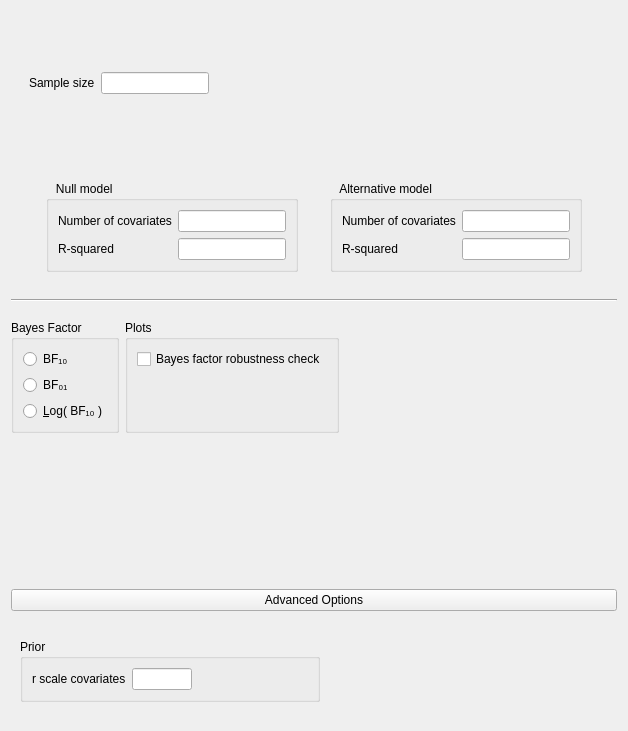
Old version of the form JASP-Desktop/analysisforms/SummaryStatistics/summarystatsregressionlinearbayesianform.ui in the repository jasp-stats/jasp-desktop.
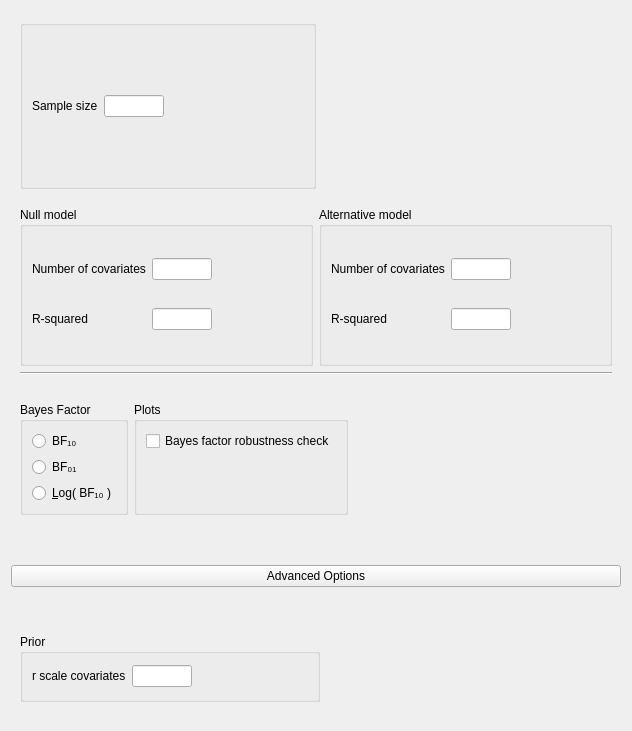
New version of the form. Custom widgets are drawn as their Qt base class.

Commit message: allow specification of null and alternative models

What changed in the file:
```diff
--- a/JASP-Desktop/analysisforms/SummaryStatistics/summarystatsregressionlinearbayesianform.ui
+++ b/JASP-Desktop/analysisforms/SummaryStatistics/summarystatsregressionlinearbayesianform.ui
@@ -6,7 +6,7 @@
    <rect>
     <x>0</x>
     <y>0</y>
-    <width>628</width>
+    <width>632</width>
     <height>731</height>
    </rect>
   </property>
@@ -23,6 +23,135 @@
    <property name="verticalSpacing">
     <number>0</number>
    </property>
+   <item row="3" column="0">
+    <widget class="QWidget" name="topWidget" native="true">
+     <property name="sizePolicy">
+      <sizepolicy hsizetype="Preferred" vsizetype="Fixed">
+       <horstretch>0</horstretch>
+       <verstretch>0</verstretch>
+      </sizepolicy>
+     </property>
+     <layout class="QGridLayout" name="gridLayout_3">
+      <property name="leftMargin">
+       <number>0</number>
+      </property>
+      <property name="topMargin">
+       <number>0</number>
+      </property>
+      <property name="rightMargin">
+       <number>0</number>
+      </property>
+      <property name="verticalSpacing">
+       <number>3</number>
+      </property>
+      <item row="1" column="0">
+       <widget class="QWidget" name="widget_4" native="true">
+        <layout class="QGridLayout" name="gridLayout_5">
+         <item row="1" column="0">
+          <widget class="QWidget" name="widget_12" native="true">
+           <property name="sizePolicy">
+            <sizepolicy hsizetype="Fixed" vsizetype="Fixed">
+             <horstretch>0</horstretch>
+             <verstretch>0</verstretch>
+            </sizepolicy>
+           </property>
+           <layout class="QGridLayout" name="gridLayout_4">
+            <property name="leftMargin">
+             <number>0</number>
+            </property>
+            <property name="rightMargin">
+             <number>0</number>
+            </property>
+            <property name="bottomMargin">
+             <number>0</number>
+            </property>
+            <item row="1" column="1">
+             <widget class="GroupBox" name="plots">
+              <property name="title">
+               <string>Plots</string>
+              </property>
+              <layout class="QGridLayout" name="gridLayout_8">
+               <item row="0" column="0" colspan="2">
+                <widget class="BoundCheckBox" name="plotBayesFactorRobustness">
+                 <property name="text">
+                  <string>Bayes factor robustness check</string>
+                 </property>
+                </widget>
+               </item>
+               <item row="1" column="1">
+                <spacer name="verticalSpacer_4">
+                 <property name="orientation">
+                  <enum>Qt::Vertical</enum>
+                 </property>
+                 <property name="sizeHint" stdset="0">
+                  <size>
+                   <width>20</width>
+                   <height>40</height>
+                  </size>
+                 </property>
+                </spacer>
+               </item>
+              </layout>
+             </widget>
+            </item>
+            <item row="1" column="0">
+             <widget class="BoundGroupBox" name="bayesFactorType">
+              <property name="title">
+               <string>Bayes Factor</string>
+              </property>
+              <property name="flat">
+               <bool>false</bool>
+              </property>
+              <layout class="QGridLayout" name="gridLayout_13">
+               <item row="1" column="0">
+                <widget class="QRadioButton" name="_2">
+                 <property name="text">
+                  <string>BF₀₁</string>
+                 </property>
+                </widget>
+               </item>
+               <item row="0" column="0">
+                <widget class="QRadioButton" name="_1">
+                 <property name="text">
+                  <string>BF₁₀</string>
+                 </property>
+                </widget>
+               </item>
+               <item row="2" column="0">
+                <widget class="QRadioButton" name="_3">
+                 <property name="text">
+                  <string>&amp;Log( BF₁₀ )</string>
+                 </property>
+                </widget>
+               </item>
+              </layout>
+             </widget>
+            </item>
+           </layout>
+          </widget>
+         </item>
+         <item row="1" column="1">
+          <spacer name="horizontalSpacer_5">
+           <property name="orientation">
+            <enum>Qt::Horizontal</enum>
+           </property>
+           <property name="sizeHint" stdset="0">
+            <size>
+             <width>40</width>
+             <height>20</height>
+            </size>
+           </property>
+          </spacer>
+         </item>
+        </layout>
+        <zorder>widget_12</zorder>
+        <zorder>topWidget</zorder>
+        <zorder>horizontalSpacer_5</zorder>
+       </widget>
+      </item>
+     </layout>
+    </widget>
+   </item>
    <item row="6" column="0">
     <widget class="QWidget" name="advancedBox" native="true">
      <layout class="QGridLayout" name="gridLayout_2">
@@ -139,78 +268,57 @@
      </layout>
     </widget>
    </item>
-   <item row="2" column="0">
-    <widget class="Line" name="line">
-     <property name="orientation">
-      <enum>Qt::Horizontal</enum>
-     </property>
-    </widget>
-   </item>
-   <item row="5" column="0">
-    <widget class="QWidget" name="widget_11" native="true">
-     <layout class="QGridLayout" name="gridLayout_6">
-      <property name="leftMargin">
-       <number>0</number>
-      </property>
-      <property name="topMargin">
-       <number>0</number>
-      </property>
-      <property name="rightMargin">
-       <number>0</number>
-      </property>
-      <property name="bottomMargin">
-       <number>0</number>
-      </property>
-      <property name="verticalSpacing">
-       <number>0</number>
-      </property>
-      <item row="0" column="0">
-       <widget class="QWidget" name="widget_10" native="true">
-        <property name="sizePolicy">
-         <sizepolicy hsizetype="Preferred" vsizetype="Preferred">
-          <horstretch>0</horstretch>
-          <verstretch>0</verstretch>
-         </sizepolicy>
+   <item row="0" column="0">
+    <widget class="QWidget" name="inputBox" native="true">
+     <layout class="QGridLayout" name="gridLayout_10">
+      <item row="0" column="1">
+       <widget class="BoundGroupBox" name="sampleSizeInputBox">
+        <property name="title">
+         <string/>
         </property>
-        <layout class="QGridLayout" name="gridLayout_32"/>
+        <layout class="QGridLayout" name="gridLayout_25">
+         <item row="0" column="0">
+          <widget class="QLabel" name="label_11">
+           <property name="text">
+            <string>Sample size</string>
+           </property>
+          </widget>
+         </item>
+         <item row="0" column="1">
+          <widget class="BoundTextBox" name="sampleSize">
+           <property name="maximumSize">
+            <size>
+             <width>60</width>
+             <height>16777215</height>
+            </size>
+           </property>
+          </widget>
+         </item>
+         <item row="0" column="2">
+          <spacer name="horizontalSpacer_4">
+           <property name="orientation">
+            <enum>Qt::Horizontal</enum>
+           </property>
+           <property name="sizeHint" stdset="0">
+            <size>
+             <width>40</width>
+             <height>20</height>
+            </size>
+           </property>
+          </spacer>
+         </item>
+        </layout>
        </widget>
       </item>
-     </layout>
-    </widget>
-   </item>
-   <item row="3" column="0">
-    <widget class="QWidget" name="topWidget" native="true">
-     <property name="sizePolicy">
-      <sizepolicy hsizetype="Preferred" vsizetype="Fixed">
-       <horstretch>0</horstretch>
-       <verstretch>0</verstretch>
-      </sizepolicy>
-     </property>
-     <layout class="QGridLayout" name="gridLayout_3">
-      <property name="leftMargin">
-       <number>0</number>
-      </property>
-      <property name="topMargin">
-       <number>0</number>
-      </property>
-      <property name="rightMargin">
-       <number>0</number>
-      </property>
-      <property name="verticalSpacing">
-       <number>3</number>
-      </property>
-      <item row="0" column="1">
-       <spacer name="verticalSpacer_3">
+      <item row="0" column="2">
+       <spacer name="horizontalSpacer_2">
         <property name="orientation">
-         <enum>Qt::Vertical</enum>
-        </property>
-        <property name="sizeType">
-         <enum>QSizePolicy::Expanding</enum>
+         <enum>Qt::Horizontal</enum>
         </property>
         <property name="sizeHint" stdset="0">
          <size>
-          <width>20</width>
-          <height>0</height>
+          <width>40</width>
+          <height>20</height>
          </size>
         </property>
        </spacer>
@@ -218,271 +326,163 @@
      </layout>
     </widget>
    </item>
-   <item row="4" column="0">
-    <widget class="QWidget" name="widget_12" native="true">
-     <property name="sizePolicy">
-      <sizepolicy hsizetype="Fixed" vsizetype="Fixed">
-       <horstretch>0</horstretch>
-       <verstretch>0</verstretch>
-      </sizepolicy>
-     </property>
-     <layout class="QGridLayout" name="gridLayout_4">
-      <property name="leftMargin">
-       <number>0</number>
-      </property>
-      <property name="rightMargin">
-       <number>0</number>
-      </property>
-      <property name="bottomMargin">
-       <number>0</number>
-      </property>
-      <item row="1" column="1">
-       <widget class="GroupBox" name="groupBox_3">
-        <property name="title">
-         <string>Plots</string>
-        </property>
-        <layout class="QGridLayout" name="gridLayout_8">
-         <item row="0" column="0" colspan="2">
-          <widget class="BoundCheckBox" name="plotBayesFactorRobustness">
-           <property name="text">
-            <string>Bayes factor robustness check</string>
-           </property>
-          </widget>
-         </item>
-         <item row="1" column="1">
-          <spacer name="verticalSpacer_4">
-           <property name="orientation">
-            <enum>Qt::Vertical</enum>
-           </property>
-           <property name="sizeHint" stdset="0">
-            <size>
-             <width>20</width>
-             <height>40</height>
-            </size>
-           </property>
-          </spacer>
-         </item>
-        </layout>
-       </widget>
-      </item>
-      <item row="1" column="0">
-       <widget class="BoundGroupBox" name="bayesFactorType">
-        <property name="title">
-         <string>Bayes Factor</string>
-        </property>
-        <property name="flat">
-         <bool>false</bool>
-        </property>
-        <layout class="QGridLayout" name="gridLayout_13">
-         <item row="1" column="0">
-          <widget class="QRadioButton" name="_2">
-           <property name="text">
-            <string>BF₀₁</string>
-           </property>
-          </widget>
-         </item>
-         <item row="0" column="0">
-          <widget class="QRadioButton" name="_1">
-           <property name="text">
-            <string>BF₁₀</string>
-           </property>
-          </widget>
-         </item>
-         <item row="2" column="0">
-          <widget class="QRadioButton" name="_3">
-           <property name="text">
-            <string>&amp;Log( BF₁₀ )</string>
-           </property>
-          </widget>
-         </item>
-        </layout>
-       </widget>
-      </item>
-     </layout>
-    </widget>
-   </item>
    <item row="1" column="0">
     <widget class="QWidget" name="widget" native="true">
      <layout class="QGridLayout" name="gridLayout_11">
-      <item row="0" column="1">
-       <layout class="QGridLayout" name="gridLayout_20">
-        <item row="0" column="0">
-         <widget class="BoundGroupBox" name="groupBox_7">
-          <property name="sizePolicy">
-           <sizepolicy hsizetype="Fixed" vsizetype="Fixed">
-            <horstretch>0</horstretch>
-            <verstretch>0</verstretch>
-           </sizepolicy>
-          </property>
-          <property name="title">
-           <string>   Alternative model</string>
-          </property>
-          <layout class="QGridLayout" name="gridLayout_21">
-           <item row="0" column="0">
-            <layout class="QGridLayout" name="gridLayout_15">
-             <item row="0" column="0">
-              <layout class="QVBoxLayout" name="verticalLayout_8">
-               <item>
-                <widget class="QLabel" name="label_8">
-                 <property name="text">
-                  <string>Number of covariates</string>
-                 </property>
-                </widget>
-               </item>
-               <item>
-                <widget class="QLabel" name="label_9">
-                 <property name="text">
-                  <string>R-squared</string>
-                 </property>
-                </widget>
-               </item>
-              </layout>
-             </item>
-            </layout>
-           </item>
-           <item row="0" column="1">
-            <layout class="QGridLayout" name="gridLayout_22">
-             <item row="0" column="0">
-              <layout class="QVBoxLayout" name="verticalLayout_9">
-               <item>
-                <widget class="BoundTextBox" name="numberOfCovariatesAlternative"/>
-               </item>
-               <item>
-                <widget class="BoundTextBox" name="unadjustedRSquaredAlternative"/>
-               </item>
-              </layout>
-             </item>
-            </layout>
-           </item>
-          </layout>
-         </widget>
-        </item>
-       </layout>
-      </item>
       <item row="0" column="0">
        <layout class="QGridLayout" name="gridLayout_12">
-        <item row="0" column="0">
-         <widget class="BoundGroupBox" name="groupBox_6">
-          <property name="sizePolicy">
-           <sizepolicy hsizetype="Fixed" vsizetype="Fixed">
-            <horstretch>0</horstretch>
-            <verstretch>0</verstretch>
-           </sizepolicy>
-          </property>
+        <item row="1" column="0">
+         <widget class="BoundGroupBox" name="nullModelGroupBox">
           <property name="title">
-           <string>   Null model</string>
+           <string>Null model</string>
           </property>
-          <layout class="QGridLayout" name="gridLayout_17">
+          <layout class="QGridLayout" name="gridLayout_26">
+           <item row="0" column="1">
+            <widget class="BoundTextBox" name="numberOfCovariatesNull">
+             <property name="maximumSize">
+              <size>
+               <width>60</width>
+               <height>16777215</height>
+              </size>
+             </property>
+            </widget>
+           </item>
+           <item row="0" column="2">
+            <spacer name="horizontalSpacer_6">
+             <property name="orientation">
+              <enum>Qt::Horizontal</enum>
+             </property>
+             <property name="sizeHint" stdset="0">
+              <size>
+               <width>40</width>
+               <height>20</height>
+              </size>
+             </property>
+            </spacer>
+           </item>
            <item row="0" column="0">
-            <layout class="QGridLayout" name="gridLayout_14">
-             <item row="0" column="0">
-              <layout class="QVBoxLayout" name="verticalLayout_6">
-               <item>
-                <widget class="QLabel" name="label_6">
-                 <property name="text">
-                  <string>Number of covariates</string>
-                 </property>
-                </widget>
-               </item>
-               <item>
-                <widget class="QLabel" name="label_7">
-                 <property name="text">
-                  <string>R-squared</string>
-                 </property>
-                </widget>
-               </item>
-              </layout>
-             </item>
-            </layout>
+            <widget class="QLabel" name="label_12">
+             <property name="text">
+              <string>Number of covariates</string>
+             </property>
+            </widget>
            </item>
+           <item row="1" column="0">
+            <widget class="QLabel" name="label">
+             <property name="text">
+              <string>R-squared</string>
+             </property>
+            </widget>
+           </item>
+           <item row="1" column="2">
+            <spacer name="horizontalSpacer_7">
+             <property name="orientation">
+              <enum>Qt::Horizontal</enum>
+             </property>
+             <property name="sizeHint" stdset="0">
+              <size>
+               <width>40</width>
+               <height>20</height>
+              </size>
+             </property>
+            </spacer>
+           </item>
+           <item row="1" column="1">
+            <widget class="BoundTextBox" name="unadjustedRSquaredNull">
+             <property name="maximumSize">
+              <size>
+               <width>60</width>
+               <height>16777215</height>
+              </size>
+             </property>
+            </widget>
+           </item>
+          </layout>
+         </widget>
+        </item>
+        <item row="1" column="1">
+         <widget class="BoundGroupBox" name="alternativeModelGroupBox">
+          <property name="title">
+           <string>Alternative model</string>
+          </property>
+          <layout class="QGridLayout" name="gridLayout_27">
            <item row="0" column="1">
-            <layout class="QGridLayout" name="gridLayout_18">
-             <item row="0" column="0">
-              <layout class="QVBoxLayout" name="verticalLayout_7">
-               <item>
-                <widget class="BoundTextBox" name="numberOfCovariatesNull"/>
-               </item>
-               <item>
-                <widget class="BoundTextBox" name="unadjustedRSquaredNull"/>
-               </item>
-              </layout>
-             </item>
-            </layout>
+            <widget class="BoundTextBox" name="numberOfCovariatesAlternative">
+             <property name="maximumSize">
+              <size>
+               <width>60</width>
+               <height>16777215</height>
+              </size>
+             </property>
+             <property name="text">
+              <string/>
+             </property>
+            </widget>
+           </item>
+           <item row="0" column="2">
+            <spacer name="horizontalSpacer_8">
+             <property name="orientation">
+              <enum>Qt::Horizontal</enum>
+             </property>
+             <property name="sizeHint" stdset="0">
+              <size>
+               <width>40</width>
+               <height>20</height>
+              </size>
+             </property>
+            </spacer>
+           </item>
+           <item row="0" column="0">
+            <widget class="QLabel" name="label_13">
+             <property name="text">
+              <string>Number of covariates</string>
+             </property>
+            </widget>
+           </item>
+           <item row="1" column="0">
+            <widget class="QLabel" name="label_2">
+             <property name="text">
+              <string>R-squared</string>
+             </property>
+            </widget>
+           </item>
+           <item row="1" column="2">
+            <spacer name="horizontalSpacer_9">
+             <property name="orientation">
+              <enum>Qt::Horizontal</enum>
+             </property>
+             <property name="sizeHint" stdset="0">
+              <size>
+               <width>40</width>
+               <height>20</height>
+              </size>
+             </property>
+            </spacer>
+           </item>
+           <item row="1" column="1">
+            <widget class="BoundTextBox" name="unadjustedRSquaredAlternative">
+             <property name="maximumSize">
+              <size>
+               <width>60</width>
+               <height>16777215</height>
+              </size>
+             </property>
+             <property name="text">
+              <string/>
+             </property>
+            </widget>
            </item>
           </layout>
          </widget>
         </item>
        </layout>
       </item>
-     </layout>
-    </widget>
-   </item>
-   <item row="0" column="0">
-    <widget class="QWidget" name="widget_3" native="true">
-     <layout class="QGridLayout" name="gridLayout_10">
-      <item row="0" column="0">
-       <layout class="QGridLayout" name="gridLayout_5">
-        <item row="0" column="0">
-         <layout class="QHBoxLayout" name="horizontalLayout">
-          <item>
-           <widget class="QWidget" name="widget_4" native="true">
-            <layout class="QGridLayout" name="gridLayout_23">
-             <item row="0" column="0">
-              <layout class="QGridLayout" name="gridLayout_16">
-               <item row="0" column="0">
-                <layout class="QHBoxLayout" name="horizontalLayout_2">
-                 <item>
-                  <widget class="QLabel" name="label">
-                   <property name="text">
-                    <string>Sample size</string>
-                   </property>
-                  </widget>
-                 </item>
-                 <item>
-                  <widget class="BoundTextBox" name="sampleSize"/>
-                 </item>
-                 <item>
-                  <spacer name="horizontalSpacer_4">
-                   <property name="orientation">
-                    <enum>Qt::Horizontal</enum>
-                   </property>
-                   <property name="sizeHint" stdset="0">
-                    <size>
-                     <width>40</width>
-                     <height>20</height>
-                    </size>
-                   </property>
-                  </spacer>
-                 </item>
-                </layout>
-               </item>
-              </layout>
-             </item>
-            </layout>
-           </widget>
-          </item>
-         </layout>
-        </item>
-        <item row="0" column="1">
-         <widget class="QWidget" name="widget_5" native="true">
-          <layout class="QGridLayout" name="gridLayout_24">
-           <item row="0" column="0">
-            <spacer name="horizontalSpacer_2">
-             <property name="orientation">
-              <enum>Qt::Horizontal</enum>
-             </property>
-             <property name="sizeHint" stdset="0">
-              <size>
-               <width>271</width>
-               <height>20</height>
-              </size>
-             </property>
-            </spacer>
-           </item>
-          </layout>
-         </widget>
-        </item>
-       </layout>
+      <item row="1" column="0">
+       <widget class="Line" name="line">
+        <property name="orientation">
+         <enum>Qt::Horizontal</enum>
+        </property>
+       </widget>
       </item>
      </layout>
     </widget>
```
Left out of the diff: 2 changed lines with no effect on the pictures. The commit also changes 1 other file.
